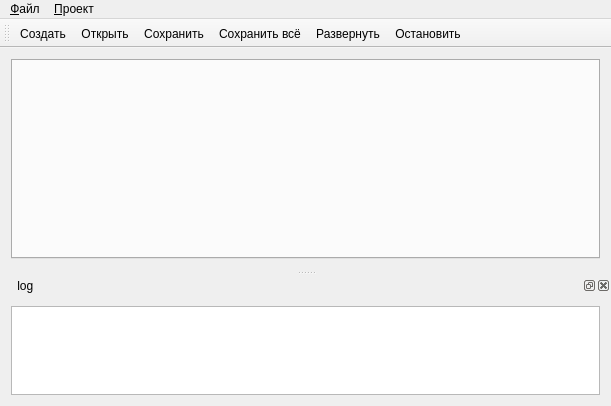
Automiq/alpha.protort, file terminal/src/mainwindow.ui: the form before one commit.
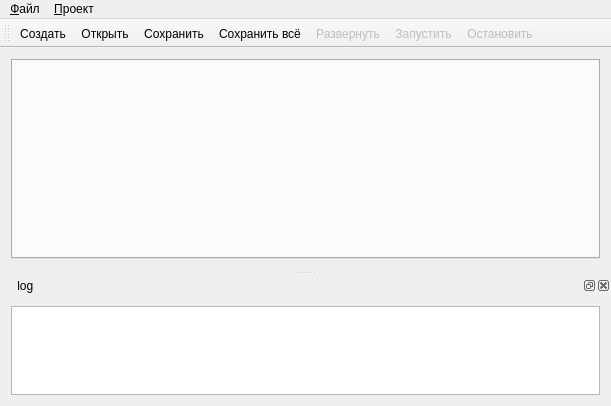
The form after the commit. Icons and pictures are not drawn.

Patch:
```diff
--- a/terminal/src/mainwindow.ui
+++ b/terminal/src/mainwindow.ui
@@ -80,6 +80,9 @@
    <addaction name="menu_project"/>
   </widget>
   <widget class="QToolBar" name="mainToolBar">
+   <property name="enabled">
+    <bool>true</bool>
+   </property>
    <attribute name="toolBarArea">
     <enum>TopToolBarArea</enum>
    </attribute>
@@ -91,6 +94,7 @@
    <addaction name="save_file"/>
    <addaction name="save_all"/>
    <addaction name="deploy"/>
+   <addaction name="start"/>
    <addaction name="stop"/>
   </widget>
   <widget class="QDockWidget" name="dockWidget">
@@ -133,6 +137,9 @@
    </property>
   </action>
   <action name="deploy">
+   <property name="enabled">
+    <bool>false</bool>
+   </property>
    <property name="icon">
     <iconset resource="images.qrc">
      <normaloff>:/images/deploy.png</normaloff>:/images/deploy.png</iconset>
@@ -145,6 +152,9 @@
    </property>
   </action>
   <action name="stop">
+   <property name="enabled">
+    <bool>false</bool>
+   </property>
    <property name="icon">
     <iconset resource="images.qrc">
      <normaloff>:/images/stop.png</normaloff>:/images/stop.png</iconset>
@@ -219,6 +229,9 @@
    </property>
   </action>
   <action name="start">
+   <property name="enabled">
+    <bool>false</bool>
+   </property>
    <property name="icon">
     <iconset resource="images.qrc">
      <normaloff>:/images/start.png</normaloff>:/images/start.png</iconset>
```
